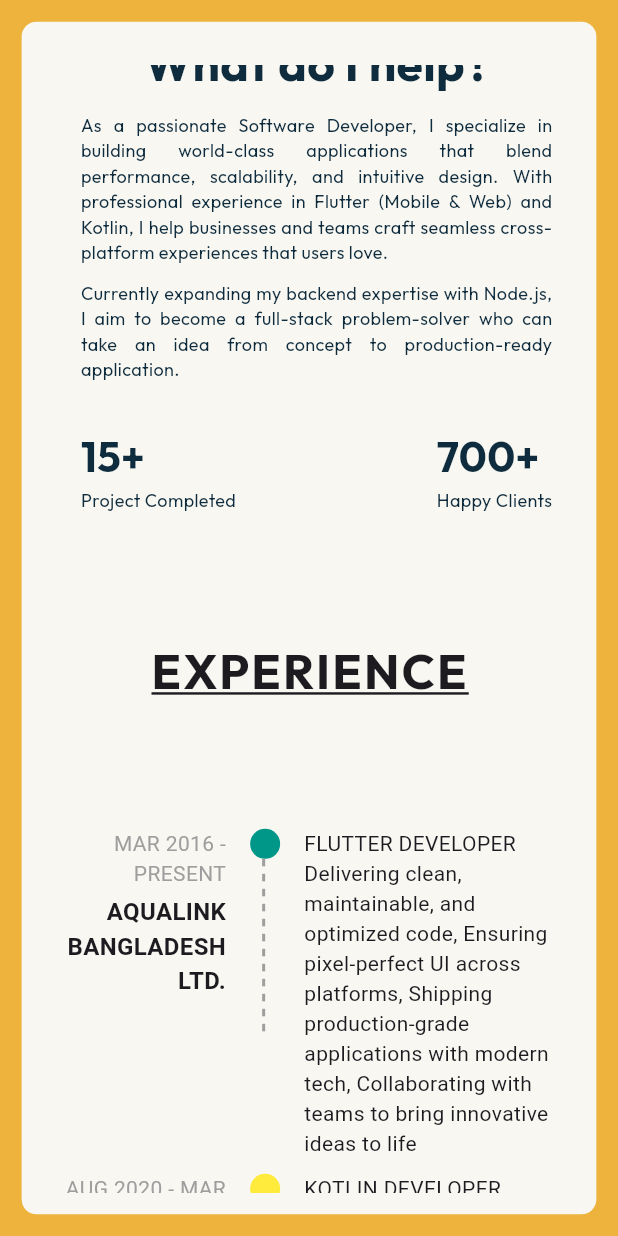
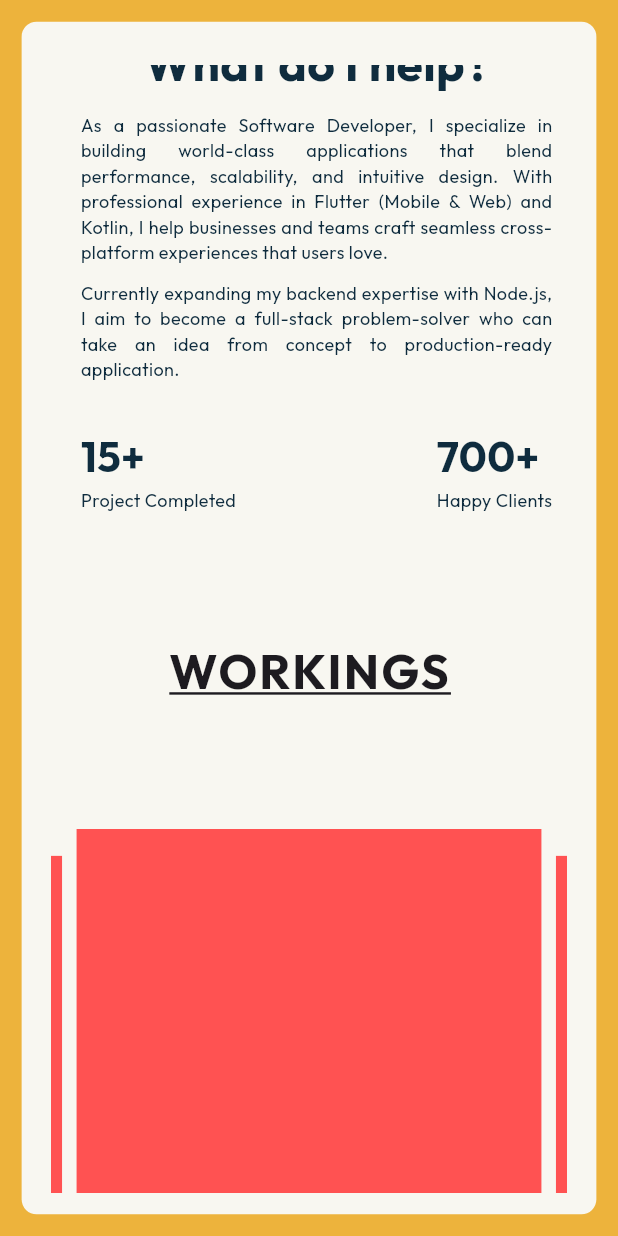
Before and after one commit to emondd4/portfolio_flutter, a Flutter app: the screen it shows after launch, scrolled down 1152 dp, on a phone screen of 412 x 824 dp. Run offline on Flutter 3.47's test engine with Material 3 defaults, Android fonts, the phone set to English and light mode, and no system bars; drawn by our look-alikes of carousel_slider; our stand-ins replace google_fonts, video_player.

Commit message:
workings init

```diff
--- a/lib/screen/HomePage.dart
+++ b/lib/screen/HomePage.dart
@@ -1,5 +1,6 @@
 import 'dart:async';
 
+import 'package:carousel_slider/carousel_slider.dart';
 import 'package:flutter/material.dart';
 import 'package:google_fonts/google_fonts.dart';
 import 'package:portfolio/utils/AppColors.dart';
@@ -18,6 +19,21 @@ class _HomePageState extends State<HomePage> {
 
   late VideoPlayerController videoPlayerController;
 
+  List<String> images = [
+    "assets/acMonitor.png",
+    "assets/wmsMonitor.png",
+  ];
+
+  List<String> appName = [
+    "Sensometer Ac Monitoring",
+    "Water Monitoring System",
+  ];
+
+  List<String> appLink = [
+    "Sensometer Ac Monitoring",
+    "Water Monitoring System",
+  ];
+
   @override
   void initState() {
     initVideoController();
@@ -35,11 +51,12 @@ class _HomePageState extends State<HomePage> {
       ..setLooping(true)
       ..initialize().then((_) {
         setState(() {
-          Timer(Duration(seconds: 2), () {
-            videoPlayerController.play();
-          });
+
         });
       });
+    Timer(Duration(seconds: 2), () {
+      videoPlayerController.play();
+    });
   }
 
   @override
@@ -965,6 +982,52 @@ class _HomePageState extends State<HomePage> {
                         );
                       }
                     }),
+
+                    /// Workings
+                    SizedBox(
+                      height: MediaQuery.sizeOf(context).height * 0.10,
+                    ),
+                    Center(
+                      child: Text(
+                        "WORKINGS",
+                        style: GoogleFonts.outfit(
+                            fontSize: 32.0,
+                            fontWeight: FontWeight.bold,
+                            textStyle: TextStyle(
+                                letterSpacing: 1.5,
+                                decoration: TextDecoration.underline)),
+                      ),
+                    ),
+                    SizedBox(
+                      height: MediaQuery.sizeOf(context).height * 0.10,
+                    ),
+                    CarouselSlider.builder(
+                        itemCount: 12,
+                        itemBuilder: (context,itemIndex,pageViewIndex) {
+                          return Container(
+
+                            decoration: BoxDecoration(
+                              color: Colors.redAccent
+                            ),
+                          );
+                        },
+                        options: CarouselOptions(
+                          height: MediaQuery.sizeOf(context).height * 0.7,
+                          viewportFraction: 0.9,
+                          initialPage: 0,
+                          enableInfiniteScroll: true,
+                          reverse: false,
+                          autoPlay: true,
+                          autoPlayInterval: Duration(seconds: 5),
+                          autoPlayAnimationDuration: Duration(milliseconds: 800),
+                          autoPlayCurve: Curves.fastOutSlowIn,
+                          enlargeCenterPage: true,
+                          enlargeFactor: 0.2,
+                          scrollDirection: Axis.horizontal,
+                        )
+                    ),
+
+                    /// Experience
                     SizedBox(
                       height: MediaQuery.sizeOf(context).height * 0.10,
                     ),
@@ -982,7 +1045,7 @@ class _HomePageState extends State<HomePage> {
                     SizedBox(
                       height: MediaQuery.sizeOf(context).height * 0.10,
                     ),
-                    JobTimeLine()
+                    JobTimeLine(),
                   ],
                 ),
               ),
@@ -1045,7 +1108,7 @@ class TimelineItem extends StatelessWidget {
       children: [
         // Left side: Date and Title
         Expanded(
-          flex: 2,
+          flex: 1,
           child: Column(
             crossAxisAlignment: CrossAxisAlignment.end,
             children: [
@@ -1087,7 +1150,7 @@ class TimelineItem extends StatelessWidget {
         SizedBox(width: 16),
         // Right side: Description
         Expanded(
-          flex: 3,
+          flex: 4,
           child: Text(
             description,
             style: TextStyle(fontSize: 14),
--- a/pubspec.yaml
+++ b/pubspec.yaml
@@ -15,6 +15,7 @@ dependencies:
   google_fonts: ^6.2.1
   url_launcher: ^6.3.1
   video_player: ^2.10.0
+  carousel_slider: ^5.0.0
 
 dev_dependencies:
   flutter_test:
```
Also changed, not shown: assets/acMonitor.png (added), assets/wmsMonitor.png (added), pubspec.lock.
